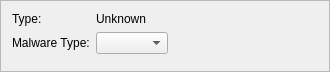
This is ui/MalwareInspector.ui in dmzgroup/css as Qt 5 draws it before an edit. The edited form follows.
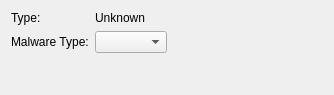
This is the edited form.

What changed in the file:
```diff
--- a/ui/MalwareInspector.ui
+++ b/ui/MalwareInspector.ui
@@ -1,24 +1,18 @@
 <?xml version="1.0" encoding="UTF-8"?>
 <ui version="4.0">
  <class>Frame</class>
- <widget class="QFrame" name="Frame">
+ <widget class="QWidget" name="Frame">
   <property name="geometry">
    <rect>
     <x>0</x>
     <y>0</y>
-    <width>330</width>
-    <height>72</height>
+    <width>334</width>
+    <height>95</height>
    </rect>
   </property>
   <property name="windowTitle">
    <string>Malware Inspector</string>
   </property>
-  <property name="frameShape">
-   <enum>QFrame::StyledPanel</enum>
-  </property>
-  <property name="frameShadow">
-   <enum>QFrame::Raised</enum>
-  </property>
   <layout class="QFormLayout" name="formLayout">
    <property name="fieldGrowthPolicy">
     <enum>QFormLayout::FieldsStayAtSizeHint</enum>
```
